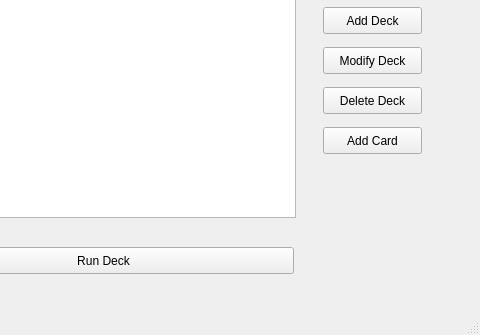
Above: mainwindow.ui from jbwyatt4/wyattflashcardapp before the change; both pictures show x 137 to 617 and y 122 to 457 of the 617 by 457 pixel window. Below: the same form after it.
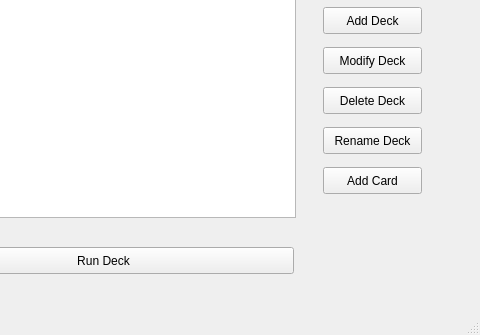
That is the form after the change.

Diff of the .ui file:
```diff
--- a/mainwindow.ui
+++ b/mainwindow.ui
@@ -80,7 +80,7 @@
     <property name="geometry">
      <rect>
       <x>460</x>
-      <y>230</y>
+      <y>270</y>
       <width>99</width>
       <height>27</height>
      </rect>
@@ -89,6 +89,19 @@
      <string>Add Card</string>
     </property>
    </widget>
+   <widget class="QPushButton" name="renameDeckButton">
+    <property name="geometry">
+     <rect>
+      <x>460</x>
+      <y>230</y>
+      <width>99</width>
+      <height>27</height>
+     </rect>
+    </property>
+    <property name="text">
+     <string>Rename Deck</string>
+    </property>
+   </widget>
   </widget>
   <widget class="QMenuBar" name="menuBar">
    <property name="geometry">
```
